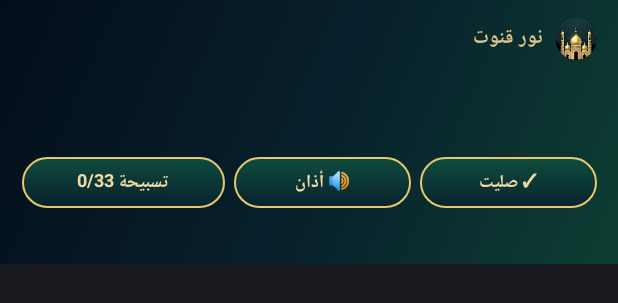
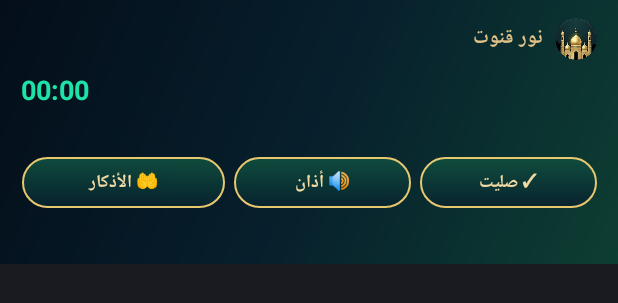
Before and after one commit to mothmane977-cmd/Sakinawaqt, an Android app built with Jetpack Compose: the layout notif_sakina_live_horizon.xml on its own in the app's theme, with its tools: preview values and no code run, on a phone screen of 412 x 824 dp. Shown: the top 303 px of the screen. Run offline under Robolectric (Android 15) with nearby library versions, the phone set to English and light mode, and no system bars; Roboto replaces fonts that are not available here.

Commit message:
Add files via upload

```diff
--- a/app/src/main/res/layout/notif_sakina_live_collapsed.xml
+++ b/app/src/main/res/layout/notif_sakina_live_collapsed.xml
@@ -42,11 +42,12 @@
                 android:textSize="13.5sp"
                 android:textStyle="bold" />
 
-            <TextView
+            <Chronometer
                 android:id="@+id/tv_collapsed_countdown"
                 android:layout_width="wrap_content"
                 android:layout_height="wrap_content"
                 android:layout_marginStart="6dp"
+                android:countDown="true"
                 android:maxLines="1"
                 android:textColor="#FF1EE3A8"
                 android:textSize="13.5sp"
--- a/app/src/main/res/layout/notif_sakina_live_horizon.xml
+++ b/app/src/main/res/layout/notif_sakina_live_horizon.xml
@@ -70,10 +70,11 @@
                 android:textSize="20sp"
                 android:textStyle="bold" />
 
-            <TextView
+            <Chronometer
                 android:id="@+id/tv_remaining_time"
                 android:layout_width="wrap_content"
                 android:layout_height="wrap_content"
+                android:countDown="true"
                 android:textColor="#FF1EE3A8"
                 android:textSize="18sp"
                 android:textStyle="bold" />
@@ -128,7 +129,7 @@
                 android:layout_weight="1.15"
                 android:background="@drawable/bg_notif_gold_pill"
                 android:gravity="center"
-                android:text="تسبيحة 0/33"
+                android:text="🤲 الأذكار"
                 android:textColor="#FFF2DAA4"
                 android:textSize="12sp"
                 android:textStyle="bold" />
```
